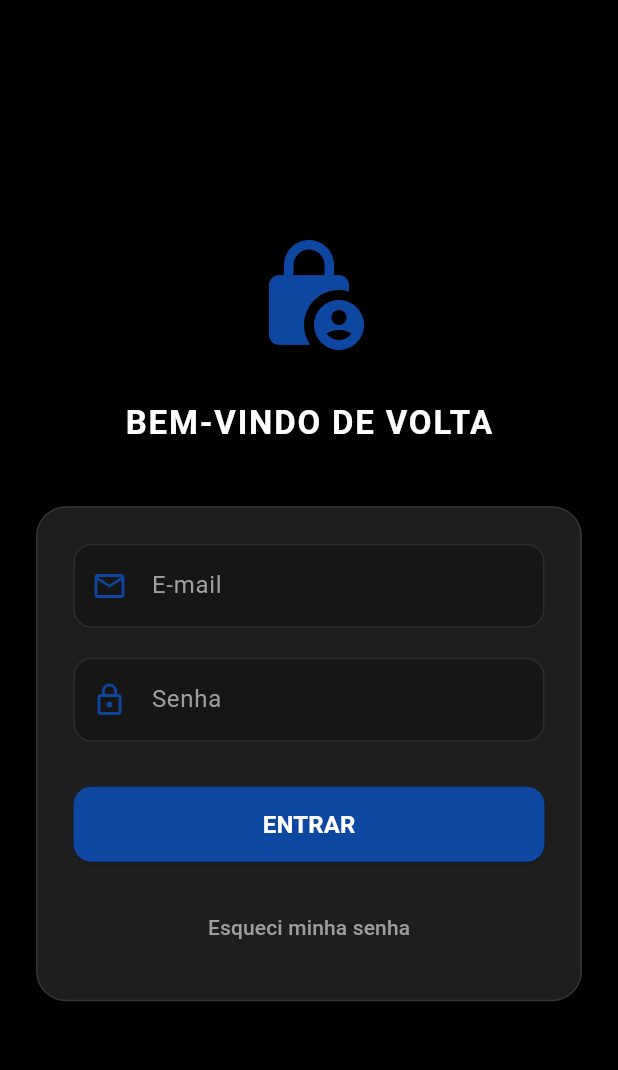
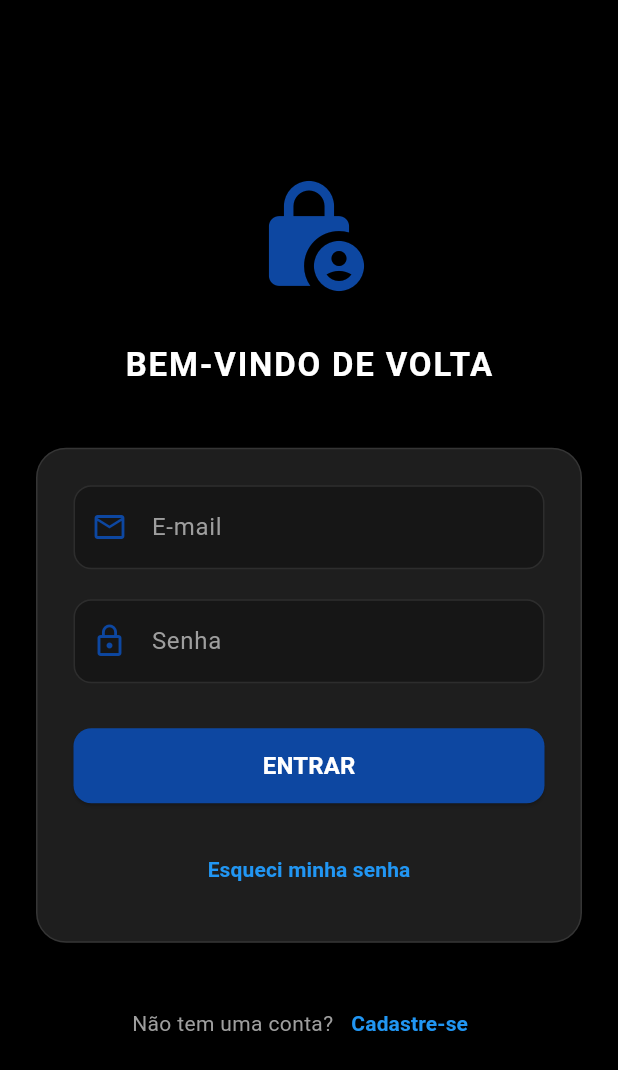
Before and after one commit to RiUza02/minaslar_aplicativo, a Flutter app: the screen it shows after launch, after a tap on "ACESSAR MINHA CONTA", on a phone screen of 412 x 824 dp. Shown: the top 1070 px of the screen. Run offline on Flutter 3.47's test engine with Material 3 defaults, Android fonts, the phone set to English and light mode, and no system bars; our stand-ins replace fl_chart, geocoding, geolocator, mask_text_input_formatter, shared_preferences, supabase_flutter and 1 more; accounts and stored records are empty.

Commit message:
Quase tudo pronto

```diff
--- a/lib/telas/criarConta/Login.dart
+++ b/lib/telas/criarConta/Login.dart
@@ -2,8 +2,9 @@ import 'dart:io';
 import 'package:flutter/material.dart';
 import 'package:supabase_flutter/supabase_flutter.dart';
 import '../../servicos/Autenticacao.dart';
-import '../../servicos/Roteador.dart'; // Certifique-se que o caminho está certo
+import '../../servicos/Roteador.dart';
 import 'RecuperaSenha.dart';
+import 'CriarConta.dart'; // <--- Importe a tela de Cadastro
 
 class Login extends StatefulWidget {
   const Login({super.key});
@@ -17,44 +18,32 @@ class _LoginState extends State<Login> {
   final _senhaController = TextEditingController();
   final _formKey = GlobalKey<FormState>();
 
-  // Instância do serviço
   final AuthService _authService = AuthService();
-
   bool _isLoading = false;
 
-  // Cores (Mantendo seu padrão)
   final Color _corFundo = Colors.black;
   final Color _corCard = const Color(0xFF1E1E1E);
 
   Future<void> _fazerLogin() async {
     if (!_formKey.currentState!.validate()) return;
-
-    // Fecha o teclado
     FocusScope.of(context).unfocus();
-
     setState(() => _isLoading = true);
 
     try {
       final email = _emailController.text.trim();
       final senha = _senhaController.text.trim();
 
-      // Chama o login do AuthService (que já salva o cache local)
       await _authService.login(email, senha);
 
       if (!mounted) return;
 
-      // ============================================================
-      // A CORREÇÃO PRINCIPAL ESTÁ AQUI:
-      // ============================================================
-      // Em vez de esperar o StreamBuilder atualizar "por baixo",
-      // nós forçamos a navegação para o Roteador, limpando a tela de Login.
       Navigator.of(context).pushAndRemoveUntil(
         MaterialPageRoute(builder: (context) => const Roteador()),
-        (route) => false, // Remove todas as rotas anteriores
+        (route) => false,
       );
     } on AuthException catch (e) {
       _mostrarErro(e.message);
-      setState(() => _isLoading = false); // Para o loading em caso de erro
+      setState(() => _isLoading = false);
     } on SocketException {
       _mostrarErro("Sem conexão com a internet.");
       setState(() => _isLoading = false);
@@ -73,7 +62,6 @@ class _LoginState extends State<Login> {
 
   @override
   Widget build(BuildContext context) {
-    // Layout visual mantido igual
     return Scaffold(
       backgroundColor: _corFundo,
       body: Center(
@@ -82,7 +70,6 @@ class _LoginState extends State<Login> {
           child: Column(
             mainAxisAlignment: MainAxisAlignment.center,
             children: [
-              // Ícone ou Logo
               Icon(Icons.lock_person, size: 80, color: Colors.blue[900]),
               const SizedBox(height: 30),
 
@@ -97,7 +84,6 @@ class _LoginState extends State<Login> {
               ),
               const SizedBox(height: 40),
 
-              // Formulário
               Container(
                 padding: const EdgeInsets.all(24),
                 decoration: BoxDecoration(
@@ -109,7 +95,6 @@ class _LoginState extends State<Login> {
                   key: _formKey,
                   child: Column(
                     children: [
-                      // E-mail
                       TextFormField(
                         controller: _emailController,
                         style: const TextStyle(color: Colors.white),
@@ -128,7 +113,6 @@ class _LoginState extends State<Login> {
                       ),
                       const SizedBox(height: 20),
 
-                      // Senha
                       TextFormField(
                         controller: _senhaController,
                         obscureText: true,
@@ -143,7 +127,6 @@ class _LoginState extends State<Login> {
                       ),
                       const SizedBox(height: 30),
 
-                      // Botão Entrar
                       SizedBox(
                         width: double.infinity,
                         height: 50,
@@ -172,7 +155,6 @@ class _LoginState extends State<Login> {
 
                       const SizedBox(height: 20),
 
-                      // Esqueci a senha
                       TextButton(
                         onPressed: () {
                           Navigator.push(
@@ -182,14 +164,48 @@ class _LoginState extends State<Login> {
                             ),
                           );
                         },
-                        child: Text(
+                        child: const Text(
                           "Esqueci minha senha",
-                          style: TextStyle(color: Colors.grey[500]),
+                          style: TextStyle(
+                            color: Colors.blue,
+                            fontWeight: FontWeight.bold,
+                          ),
                         ),
                       ),
                     ],
                   ),
                 ),
+              ),
+
+              const SizedBox(height: 30),
+
+              // --- NOVO: LINK PARA CRIAR CONTA ---
+              Row(
+                mainAxisAlignment: MainAxisAlignment.center,
+                children: [
+                  Text(
+                    "Não tem uma conta?",
+                    style: TextStyle(color: Colors.grey[500]),
+                  ),
+                  TextButton(
+                    onPressed: () {
+                      Navigator.push(
+                        context,
+                        MaterialPageRoute(
+                          builder: (context) =>
+                              const CriarConta(isAdmin: false),
+                        ),
+                      );
+                    },
+                    child: const Text(
+                      "Cadastre-se",
+                      style: TextStyle(
+                        color: Colors.blue,
+                        fontWeight: FontWeight.bold,
+                      ),
+                    ),
+                  ),
+                ],
               ),
             ],
           ),
--- a/lib/telas/criarConta/ValidarCodigo.dart
+++ b/lib/telas/criarConta/ValidarCodigo.dart
@@ -150,8 +150,9 @@ class _ValidarCodigoState extends State<ValidarCodigo> {
                             counterText: "", // Esconde o contador de caracteres
                           ),
                       validator: (v) {
-                        if (v == null || v.length < 6)
+                        if (v == null || v.length < 6) {
                           return 'Digite o código completo';
+                        }
                         return null;
                       },
                     ),
```
Also changed, not shown: lib/servicos/Roteador.dart (+2 -6 lines), lib/servicos/autenticacao.dart (+0 -14 lines), lib/telas/criarConta/CriarConta.dart (renamed from lib/telas/criarConta/Cadastro.dart, +49 -42 lines), lib/telas/criarConta/RecuperaSenha.dart (+34 -5 lines), flutter_03.png (added).
